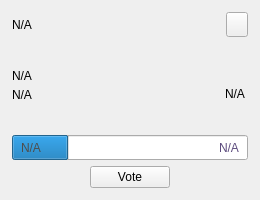
First picture: the form in src/qt/dogecash/forms/proposalcard.ui, repository masternodesbiz/DOGEC, before the edit.
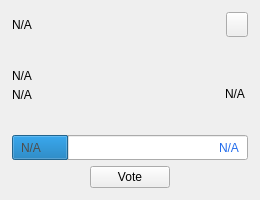
Second picture: the form after the edit.

The edit to the form file:
```diff
--- a/src/qt/dogecash/forms/proposalcard.ui
+++ b/src/qt/dogecash/forms/proposalcard.ui
@@ -309,7 +309,7 @@
             <item>
              <widget class="QLabel" name="labelYes">
               <property name="styleSheet">
-               <string notr="true">color:#5C4B7D;</string>
+               <string notr="true">color:#216BEB;</string>
               </property>
               <property name="text">
                <string notr="true">N/A</string>
```
